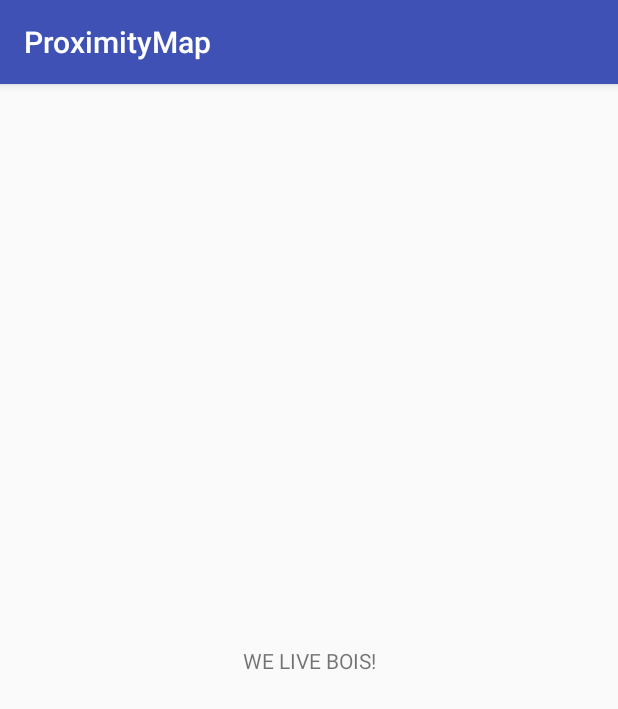
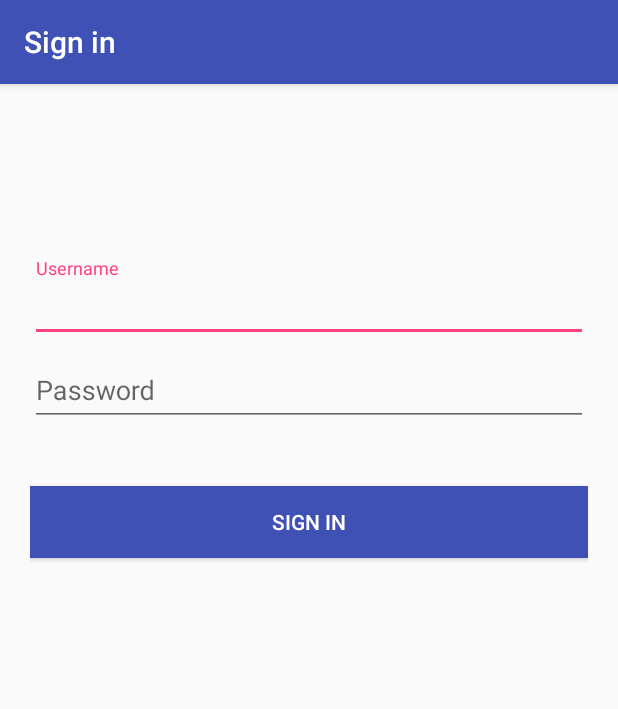
Before and after one commit to StefanPahlplatz/Android2, an Android app: the screen it shows after launch (MainActivity before the commit, LoginActivity after it), on a phone screen of 412 x 824 dp. Shown: the top 709 px of the screen. Run offline under Robolectric (Android 15) with nearby library versions, the light colour scheme and no system bars.

Commit message:
Added a login view.

```diff
--- a/Application/app/build.gradle
+++ b/Application/app/build.gradle
@@ -26,5 +26,6 @@ dependencies {
     })
     compile 'com.android.support:appcompat-v7:25.3.1'
     compile 'com.android.support.constraint:constraint-layout:1.0.2'
+    compile 'com.android.support:design:25.3.1'
     testCompile 'junit:junit:4.12'
 }
--- /dev/null
+++ b/Application/app/src/main/java/com/android2/eu/proximitymap/LoginActivity.java
@@ -0,0 +1,114 @@
+package com.android2.eu.proximitymap;
+
+import android.os.Bundle;
+import android.support.design.widget.TextInputLayout;
+import android.support.v7.app.AppCompatActivity;
+import android.text.Editable;
+import android.text.TextWatcher;
+import android.view.View;
+import android.view.WindowManager;
+import android.widget.Button;
+import android.widget.EditText;
+
+/**
+ * A login screen that offers login via username/password.
+ */
+public class LoginActivity extends AppCompatActivity {
+
+    private EditText inputName, inputPassword;
+    private TextInputLayout inputLayoutName, inputLayoutPassword;
+
+    @Override
+    protected void onCreate(Bundle savedInstanceState) {
+        super.onCreate(savedInstanceState);
+        setContentView(R.layout.activity_login);
+
+        inputLayoutName = (TextInputLayout) findViewById(R.id.input_layout_name);
+        inputLayoutPassword = (TextInputLayout) findViewById(R.id.input_layout_password);
+        inputName = (EditText) findViewById(R.id.input_name);
+        inputPassword = (EditText) findViewById(R.id.input_password);
+        Button btnSignUp = (Button) findViewById(R.id.btn_sign_up);
+
+        inputName.addTextChangedListener(new MyTextWatcher(inputName));
+        inputPassword.addTextChangedListener(new MyTextWatcher(inputPassword));
+
+        btnSignUp.setOnClickListener(new View.OnClickListener() {
+            @Override
+            public void onClick(View view) {
+                submitForm();
+            }
+        });
+    }
+
+    /**
+     * Validating form
+     */
+    private void submitForm() {
+        if (!validateName()) {
+            return;
+        }
+
+        if (!validatePassword()) {
+            return;
+        }
+
+        // TODO: Handle log in process.
+    }
+
+    private boolean validateName() {
+        if (inputName.getText().toString().trim().isEmpty()) {
+            inputLayoutName.setError(getString(R.string.error_field_required));
+            requestFocus(inputName);
+            return false;
+        } else {
+            inputLayoutName.setErrorEnabled(false);
+        }
+        return true;
+    }
+
+    private boolean validatePassword() {
+        if (inputPassword.getText().toString().trim().isEmpty()) {
+            inputLayoutPassword.setError(getString(R.string.error_field_required));
+            requestFocus(inputPassword);
+            return false;
+        } else {
+            inputLayoutPassword.setErrorEnabled(false);
+        }
+        return true;
+    }
+
+    private void requestFocus(View view) {
+        if (view.requestFocus()) {
+            getWindow().setSoftInputMode(WindowManager.LayoutParams.SOFT_INPUT_STATE_ALWAYS_VISIBLE);
+        }
+    }
+
+    /**
+     * TextWatcher to validate the EditText as it is typed.
+     */
+    private class MyTextWatcher implements TextWatcher {
+
+        private View view;
+
+        private MyTextWatcher(View view) {
+            this.view = view;
+        }
+
+        public void beforeTextChanged(CharSequence charSequence, int i, int i1, int i2) {
+        }
+
+        public void onTextChanged(CharSequence charSequence, int i, int i1, int i2) {
+        }
+
+        public void afterTextChanged(Editable editable) {
+            switch (view.getId()) {
+                case R.id.input_name:
+                    validateName();
+                    break;
+                case R.id.input_password:
+                    validatePassword();
+                    break;
+            }
+        }
+    }
+}
--- /dev/null
+++ b/Application/app/src/main/res/layout/activity_login.xml
@@ -0,0 +1,53 @@
+<android.support.design.widget.CoordinatorLayout xmlns:android="http://schemas.android.com/apk/res/android"
+    android:layout_width="match_parent"
+    android:layout_height="match_parent">
+
+    <LinearLayout
+        android:layout_width="fill_parent"
+        android:layout_height="match_parent"
+        android:layout_marginTop="?attr/actionBarSize"
+        android:orientation="vertical"
+        android:paddingLeft="20dp"
+        android:paddingRight="20dp"
+        android:paddingTop="60dp">
+
+        <android.support.design.widget.TextInputLayout
+            android:id="@+id/input_layout_name"
+            android:layout_width="match_parent"
+            android:layout_height="wrap_content">
+
+            <EditText
+                android:id="@+id/input_name"
+                android:layout_width="match_parent"
+                android:layout_height="wrap_content"
+                android:hint="@string/prompt_username"
+                android:imeOptions="actionNext"
+                android:inputType="textPersonName"
+                android:maxLines="1" />
+        </android.support.design.widget.TextInputLayout>
+
+        <android.support.design.widget.TextInputLayout
+            android:id="@+id/input_layout_password"
+            android:layout_width="match_parent"
+            android:layout_height="wrap_content">
+
+            <EditText
+                android:id="@+id/input_password"
+                android:layout_width="match_parent"
+                android:layout_height="wrap_content"
+                android:hint="@string/prompt_password"
+                android:inputType="textPassword" />
+        </android.support.design.widget.TextInputLayout>
+
+        <Button
+            android:id="@+id/btn_sign_up"
+            android:layout_width="fill_parent"
+            android:layout_height="wrap_content"
+            android:layout_marginTop="40dp"
+            android:background="@color/colorPrimary"
+            android:text="@string/action_sign_in"
+            android:textColor="@android:color/white" />
+
+    </LinearLayout>
+
+</android.support.design.widget.CoordinatorLayout>
--- /dev/null
+++ b/Application/app/src/main/res/values/dimens.xml
@@ -0,0 +1,5 @@
+<resources>
+    <!-- Default screen margins, per the Android Design guidelines. -->
+    <dimen name="activity_horizontal_margin">16dp</dimen>
+    <dimen name="activity_vertical_margin">16dp</dimen>
+</resources>
--- a/Application/app/src/main/res/values/strings.xml
+++ b/Application/app/src/main/res/values/strings.xml
@@ -1,3 +1,10 @@
 <resources>
     <string name="app_name">ProximityMap</string>
+    <string name="title_activity_login">Sign in</string>
+
+    <!-- Strings related to login -->
+    <string name="prompt_username">Username</string>
+    <string name="prompt_password">Password</string>
+    <string name="action_sign_in">Sign in</string>
+    <string name="error_field_required">This field is required</string>
 </resources>
```
Also changed, not shown: Application/app/src/main/AndroidManifest.xml (+8 -1 lines).
